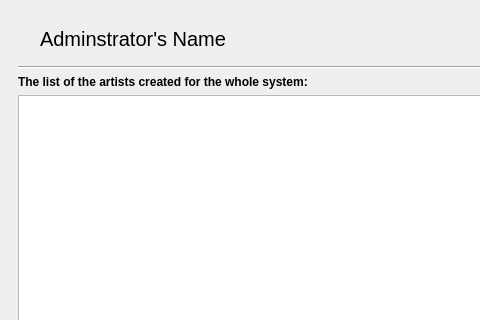
Before: the Qt Designer form ui/panels/adminpanel.ui in amirmohsen1384/Mockingbird, drawn with Qt 5; both pictures show x 0 to 480 and y 0 to 320 of the 700 by 700 pixel window.
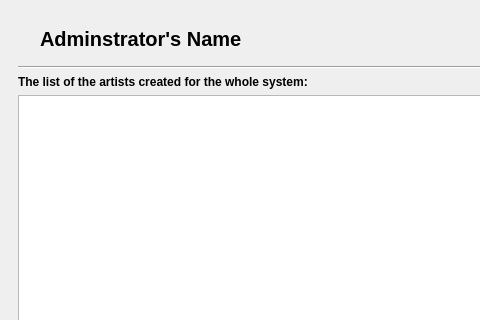
After: the same form once the commit is applied. Icons and pictures are not drawn.

Diff of the .ui file:
```diff
--- a/ui/panels/adminpanel.ui
+++ b/ui/panels/adminpanel.ui
@@ -10,6 +10,11 @@
     <height>700</height>
    </rect>
   </property>
+  <property name="font">
+   <font>
+    <bold>true</bold>
+   </font>
+  </property>
   <property name="windowTitle">
    <string>Adminstrator</string>
   </property>
```
Left out of the diff: 5 changed lines with no effect on the pictures.
